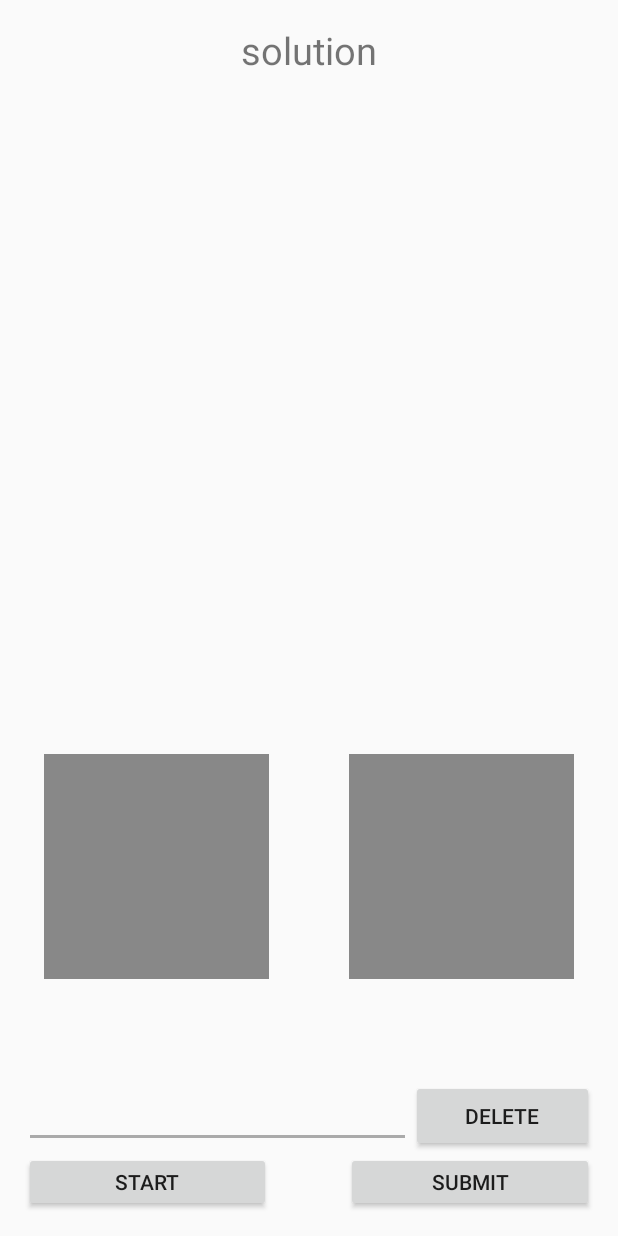
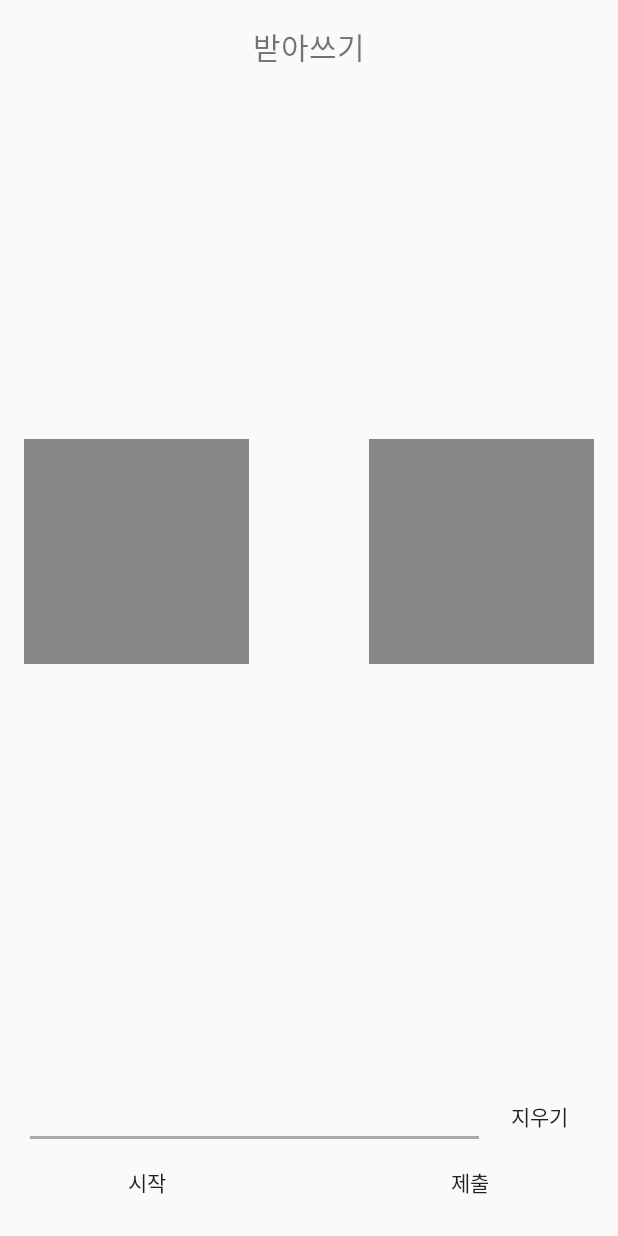
Before and after one commit to kreeos/CS496-week1, an Android app: the WriteActivity screen opened directly, with no data from a screen before it, on a phone screen of 412 x 824 dp. Run offline under Robolectric (Android 15) with nearby library versions, the phone set to English and light mode, and no system bars; libraries missing offline, so code that uses them is left out: org.tensorflow.contrib; Roboto replaces fonts that are not available here; 1 statement that could not run was skipped.

Commit message:
merged and font added
배고파

```diff
--- a/app/src/main/java/com/example/q/cs496_week3/WriteActivity.kt
+++ b/app/src/main/java/com/example/q/cs496_week3/WriteActivity.kt
@@ -30,12 +30,13 @@ class WriteActivity : AppCompatActivity(), View.OnClickListener {
         setContentView(R.layout.activity_write)
 
         tts = TextToSpeech(this, TextToSpeech.OnInitListener{})
+        tts!!.setSpeechRate(0.8f)
 
         paintView1 = findViewById(R.id.paintView1) as PaintView
         paintView2 = findViewById(R.id.paintView2) as PaintView
         solutionTextView = findViewById(R.id.solutionTextView) as TextView
 
-        solutionTextArray = arrayOf("가나", "소주", "맥주", "닭발", "지각", "", "")
+        solutionTextArray = arrayOf("가나", "소주", "맥주", "닭발", "지각")
 
         val submitBtn = findViewById(R.id.submitBtn) as Button
         submitBtn.setOnClickListener(this)
@@ -64,18 +65,20 @@ class WriteActivity : AppCompatActivity(), View.OnClickListener {
                 speakOut()
             }
             R.id.submitBtn -> {
+                if (solutionText!=null) {
                     classify()
                     paintView1!!.reset()
                     paintView1!!.invalidate()
                     paintView2!!.reset()
                     paintView2!!.invalidate()
-                Log.d("************", solutionText)
-                Log.d("************", resultText.toString())
                     if (solutionText == resultText!!.text.toString()) {
-                    Toast.makeText(this,"정답입니다!", Toast.LENGTH_SHORT).show()
+                        Toast.makeText(this, "정답입니다!", Toast.LENGTH_SHORT).show()
+                    } else {
+                        Toast.makeText(this, "오답입니다!", Toast.LENGTH_SHORT).show()
+                    }
                 }
                 else {
-                    Toast.makeText(this,"오답입니다!", Toast.LENGTH_SHORT).show()
+                    Toast.makeText(this, "시작을 눌러주세요!", Toast.LENGTH_SHORT).show()
                 }
             }
             R.id.backBtn -> {
--- /dev/null
+++ b/app/src/main/res/font/rice.xml
@@ -0,0 +1,16 @@
+<?xml version="1.0" encoding="utf-8"?>
+
+<font-family xmlns:android="http://schemas.android.com/apk/res/android">
+    <font
+        android:fontStyle="normal"
+
+        android:fontWeight="400"
+
+        android:font="@font/ubrice" />
+    <font
+        android:fontStyle="italic"
+
+        android:fontWeight="400"
+
+        android:font="@font/ubrice" />
+</font-family>
--- a/app/src/main/res/layout/activity_write.xml
+++ b/app/src/main/res/layout/activity_write.xml
@@ -24,25 +24,23 @@
             android:layout_height="45dp"
             android:layout_alignParentTop="true"
             android:layout_centerHorizontal="true"
-            android:text="solution"
-            android:textSize="25dp" />
+            android:text="받아쓰기"
+            android:textSize="20dp"
+            android:fontFamily="@font/rice"/>
 
         <com.example.q.cs496_week3.PaintView
             android:id="@+id/paintView1"
             android:layout_width="150dp"
             android:layout_height="150dp"
-            android:layout_alignParentBottom="true"
             android:layout_alignParentStart="true"
-            android:layout_marginBottom="67dp"
-            android:layout_marginStart="13dp" />
+            android:layout_centerVertical="true" />
 
         <com.example.q.cs496_week3.PaintView
             android:id="@+id/paintView2"
             android:layout_width="150dp"
             android:layout_height="150dp"
             android:layout_alignParentEnd="true"
-            android:layout_alignTop="@+id/paintView1"
-            android:layout_marginEnd="13dp" />
+            android:layout_centerVertical="true" />
 
 
     </RelativeLayout>
@@ -52,29 +50,31 @@
         android:id="@+id/textLayout"
         android:layout_width="match_parent"
         android:layout_height="wrap_content"
-        android:orientation="horizontal" >
+        android:orientation="horizontal">
 
 
         <EditText
             android:id="@+id/editText"
             android:layout_width="0dp"
             android:layout_height="wrap_content"
+            android:layout_weight=".85"
+            android:backgroundTint="@android:color/darker_gray"
+            android:clickable="false"
+            android:cursorVisible="true"
             android:inputType="textPersonName"
             android:text=""
             android:textAppearance="?android:attr/textAppearanceMedium"
-            android:clickable="false"
-            android:cursorVisible="true"
-            android:textCursorDrawable="@drawable/color_cursor"
-            android:backgroundTint="@android:color/darker_gray"
-            android:layout_weight=".85"/>
+            android:textCursorDrawable="@drawable/color_cursor" />
 
 
         <Button
             android:id="@+id/backBtn"
             android:layout_width="0dp"
             android:layout_height="wrap_content"
-            android:layout_weight=".4"
-            android:text="delete" />
+            android:layout_weight=".2"
+            android:background="#00FFFFFF"
+            android:text="지우기"
+            android:fontFamily="@font/rice"/>
 
     </LinearLayout>
 
@@ -87,8 +87,10 @@
         android:layout_height="40dp"
         android:layout_weight="1"
         android:tag="1"
+        android:background="#00FFFFFF"
         android:layout_gravity="left"
-        android:text="Start"/>
+        android:text="시작"
+        android:fontFamily="@font/rice"/>
     <View
         android:layout_width="50dp"
         android:layout_height="10dp" />
@@ -99,8 +101,10 @@
         android:layout_height="40dp"
         android:layout_weight="1"
         android:tag="2"
+        android:background="#00FFFFFF"
         android:layout_gravity="right"
-        android:text="submit" />
+        android:text="제출"
+        android:fontFamily="@font/rice"/>
 </LinearLayout>
 
 </LinearLayout>
```
Also changed, not shown: app/src/main/res/layout/activity_main.xml (+15 -8 lines), 1 other file. Lines whose indentation alone changed are shown as unchanged.
